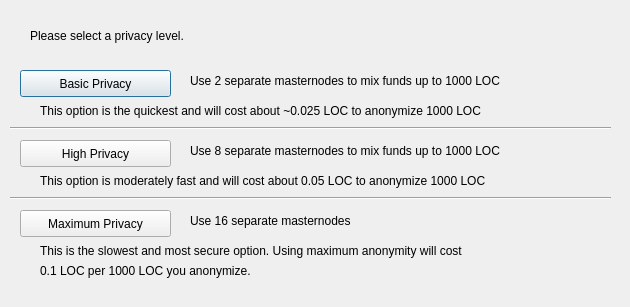
Above: src/qt/forms/darksendconfig.ui from mirspirs/Loco before the change. Below: the same form after it.
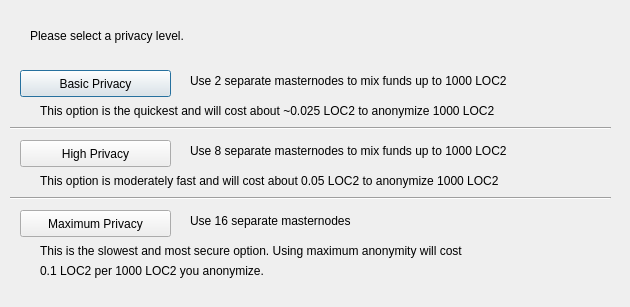
That is the form after the change.

Diff of the .ui file:
```diff
--- a/src/qt/forms/darksendconfig.ui
+++ b/src/qt/forms/darksendconfig.ui
@@ -75,7 +75,7 @@
     </rect>
    </property>
    <property name="text">
-    <string>Use 2 separate masternodes to mix funds up to 1000 LOC</string>
+    <string>Use 2 separate masternodes to mix funds up to 1000 LOC2</string>
    </property>
   </widget>
   <widget class="QLabel" name="label_3">
@@ -88,7 +88,7 @@
     </rect>
    </property>
    <property name="text">
-    <string>Use 8 separate masternodes to mix funds up to 1000 LOC</string>
+    <string>Use 8 separate masternodes to mix funds up to 1000 LOC2</string>
    </property>
   </widget>
   <widget class="QLabel" name="label_4">
@@ -114,7 +114,7 @@
     </rect>
    </property>
    <property name="text">
-    <string>This option is the quickest and will cost about ~0.025 LOC to anonymize 1000 LOC</string>
+    <string>This option is the quickest and will cost about ~0.025 LOC2 to anonymize 1000 LOC2</string>
    </property>
   </widget>
   <widget class="QLabel" name="label_7">
@@ -127,7 +127,7 @@
     </rect>
    </property>
    <property name="text">
-    <string>This option is moderately fast and will cost about 0.05 LOC to anonymize 1000 LOC</string>
+    <string>This option is moderately fast and will cost about 0.05 LOC2 to anonymize 1000 LOC2</string>
    </property>
   </widget>
   <widget class="QLabel" name="label_8">
@@ -153,7 +153,7 @@
     </rect>
    </property>
    <property name="text">
-    <string>0.1 LOC per 1000 LOC you anonymize.</string>
+    <string>0.1 LOC2 per 1000 LOC2 you anonymize.</string>
    </property>
   </widget>
   <widget class="Line" name="line">
```
